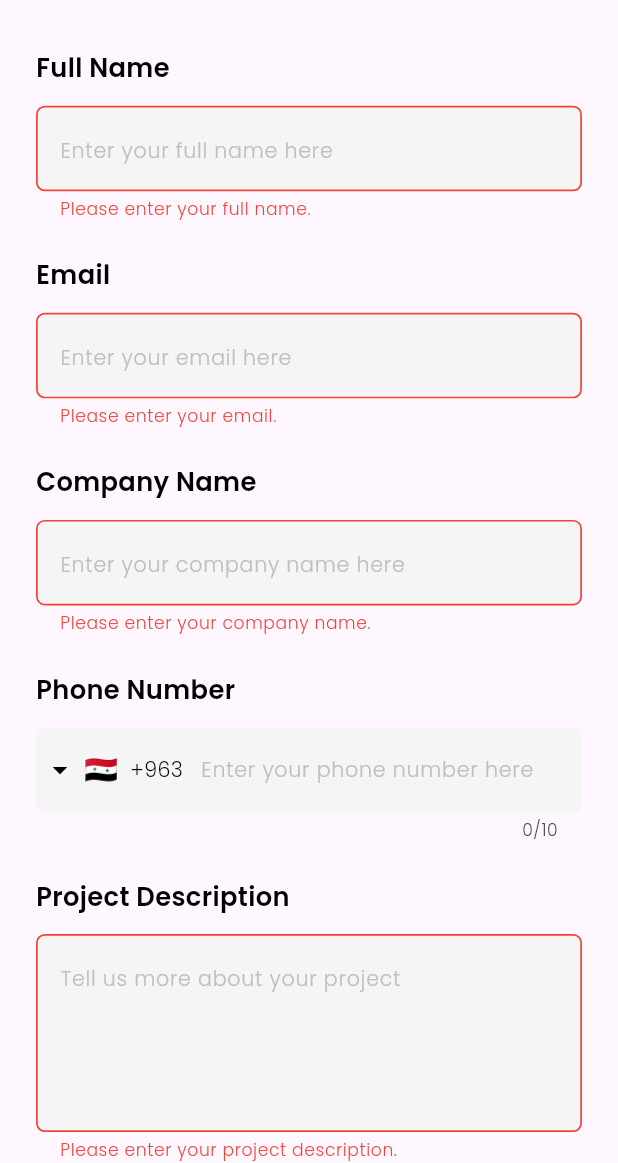
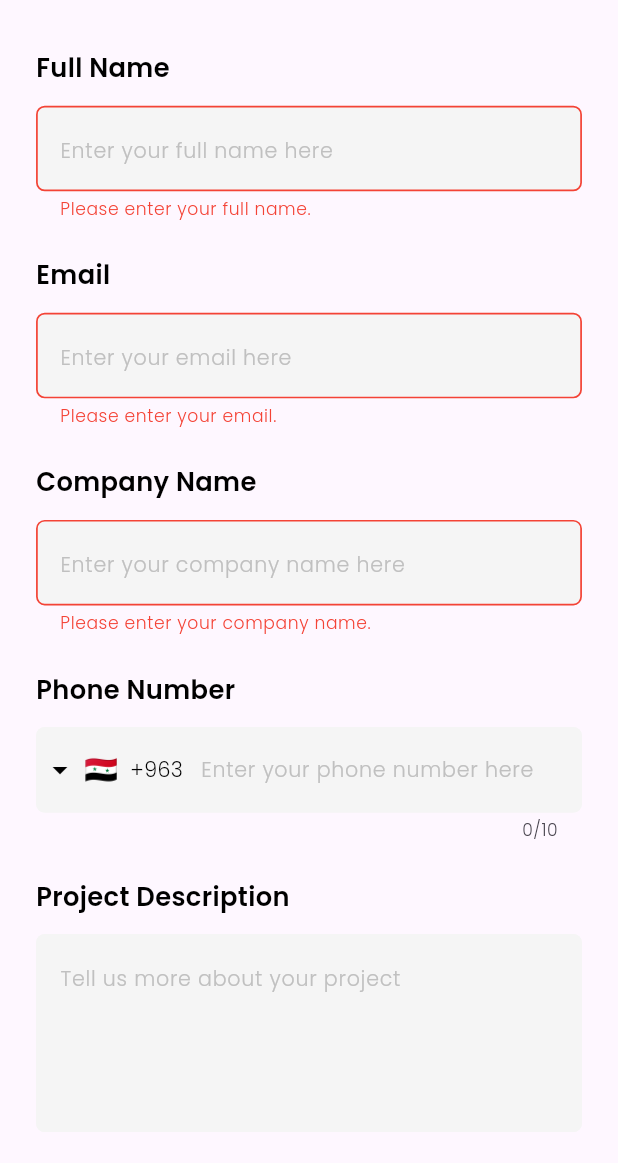
Before and after one commit to nnaaeell/spark, a Flutter app: the CompanyRequestScreen screen opened directly with empty values, after a tap on "Send the request", on a phone screen of 412 x 824 dp, the part 73-1236 px from its top. Run offline on Flutter 3.47's test engine with Material 3 defaults, Android fonts, the phone set to English and light mode, and no system bars; drawn by our look-alikes of intl_phone_field; our stand-ins replace bloc, cached_network_image, dio, flutter_bloc, flutter_screenutil, flutter_spinkit and 6 more; accounts and stored records are empty; network calls fail.

Commit message:
Second Commit

```diff
--- a/lib/ui/screens/company_request/company_request_screen.dart
+++ b/lib/ui/screens/company_request/company_request_screen.dart
@@ -181,7 +181,7 @@ class CompanyRequestScreen extends StatelessWidget {
             textStyle: SparkTheme.lightTextTheme.bodyLarge
                 ?.copyWith(color: SparkColors.color2),
             onPressed: () {
-              if (formKey.currentState!.validate()&&phoneNumber!.isValidNumber()&&phoneNumber!.completeNumber.length!=0) {
+              if (formKey.currentState!.validate()) {
                 print(id.toString());
                 print(fullNameController.text);
                 print(emailController.text);
@@ -194,7 +194,7 @@ class CompanyRequestScreen extends StatelessWidget {
                     email: emailController.text,
                     companyName: companyNameController.text,
                     phoneNumber: phoneNumber!.completeNumber,
-                    description: projectDescriptionController.text);
+                    description: (projectDescriptionController.text.isNotEmpty)?projectDescriptionController.text:"Empty Description");
               }
             }),
       ],
--- a/lib/ui/screens/company_request/cubit/company_request_cubit.dart
+++ b/lib/ui/screens/company_request/cubit/company_request_cubit.dart
@@ -26,7 +26,7 @@ class CompanyRequestCubit extends Cubit<CompanyRequestStates> {
         "email": email,
         "phone": phoneNumber,
         "desc": description,
-        "service_name": id
+        "service": id
     },);
     emit(CompanyRequestLoadingState());
     try {
--- a/lib/ui/screens/student_course_request/cubit/student_course_request_cubit.dart
+++ b/lib/ui/screens/student_course_request/cubit/student_course_request_cubit.dart
@@ -21,7 +21,7 @@ class StudentCourseRequestCubit extends Cubit<StudentCourseRequestStates> {
         "name": fullName,
         "phone": phoneNumber,
         "desc": studentNotes,
-        "course_name": id
+        "course": id
     },);
     emit(StudentCourseRequestLoadingState());
     try {
--- a/lib/ui/screens/student_course_request/student_course_request_screen.dart
+++ b/lib/ui/screens/student_course_request/student_course_request_screen.dart
@@ -157,7 +157,7 @@ class StudentCourseRequestScreen extends StatelessWidget {
                   id: id!,
                   fullName: fullNameController.text,
                   phoneNumber: phoneNumber!.completeNumber,
-                  studentNotes: studentNotesController.text,);
+                  studentNotes: (studentNotesController.text.isNotEmpty)?studentNotesController.text:"Empty Description");
             }
           },
         ),
--- a/lib/ui/screens/student_project_request/cubit/student_project_request_cubit.dart
+++ b/lib/ui/screens/student_project_request/cubit/student_project_request_cubit.dart
@@ -23,7 +23,7 @@ class StudentProjectRequestCubit extends Cubit<StudentProjectRequestStates> {
         "university_name": universityName,
         "phone": phoneNumber,
         "desc": description,
-        "project_id": id
+        "project": id
     },);
     emit(StudentProjectRequestLoadingState());
     try {
--- a/lib/ui/screens/student_project_request/student_project_request_screen.dart
+++ b/lib/ui/screens/student_project_request/student_project_request_screen.dart
@@ -165,7 +165,7 @@ class StudentProjectRequestScreen extends StatelessWidget {
                   fullName: fullNameController.text,
                   universityName: universityNameController.text,
                   phoneNumber: phoneNumber!.completeNumber,
-                  description: studentProjectDescriptionController.text);
+                  description: (studentProjectDescriptionController.text.isNotEmpty)?studentProjectDescriptionController.text:"Empty Description");
             }
           },
         ),
--- a/lib/utilities/company_request_validation.dart
+++ b/lib/utilities/company_request_validation.dart
@@ -53,9 +53,9 @@ String? validatePhoneNumber(PhoneNumber? phoneNumber) {
 }
 
 String? validateProjectDescription(String? value) {
-  if (value == null || value.isEmpty) {
+  /*if (value == null || value.isEmpty) {
     return 'Please enter your project description.';
-  }
+  }*/
   /*if(value.length<=50){
     return "Your description is too short ! ";
   }
--- a/lib/utilities/student_course_request_validation.dart
+++ b/lib/utilities/student_course_request_validation.dart
@@ -2,9 +2,9 @@ String? validateAccommodation(String? value) {
 }
 
 String? validateStudentNotes(String? value) {
-  if (value == null || value.isEmpty) {
+  /*if (value == null || value.isEmpty) {
     return 'Please enter your project description.';
-  }
+  }*/
 
   return null;
 }
--- a/lib/utilities/student_project_request_validation.dart
+++ b/lib/utilities/student_project_request_validation.dart
@@ -5,9 +5,9 @@ String? validateUniversityName(String? value) {
   return null;
 }
 String? validateStudentProjectDescription(String? value) {
-  if (value == null || value.isEmpty) {
+  /*if (value == null || value.isEmpty) {
     return 'Please enter your project description.';
-  }
+  }*/
  /* if(value.length<=50){
     return "Your description is too short ! ";
   }
```
